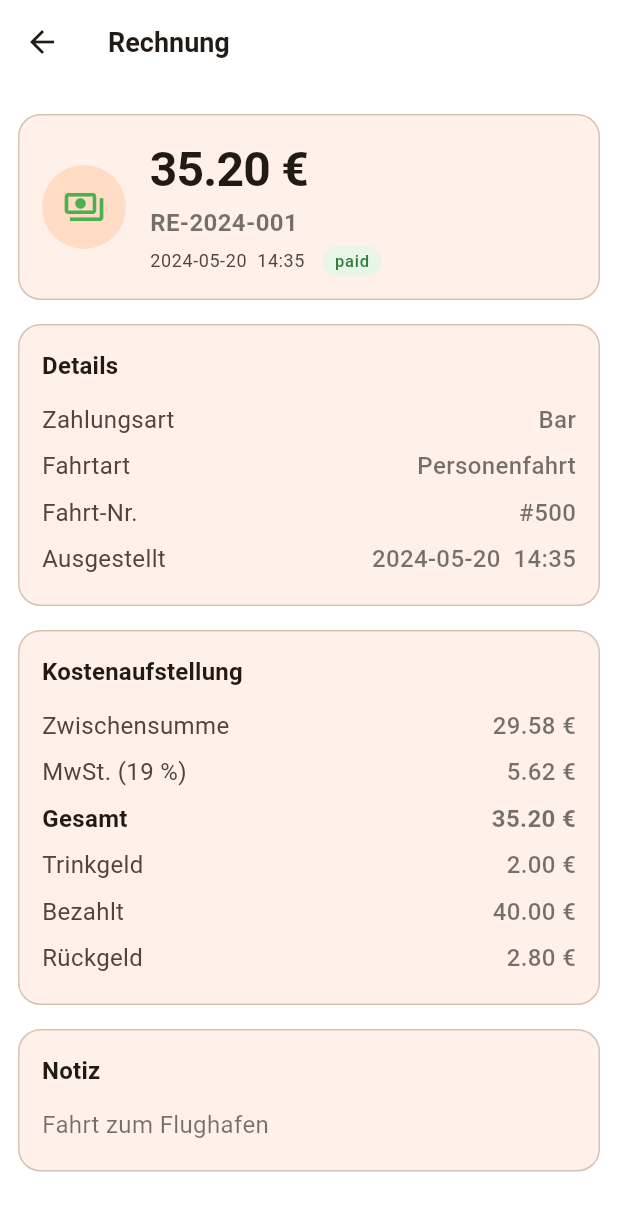
After one commit to zynqly-smartkassa/zynqly, a Flutter app: the screen it shows after launch, item 4 of the bottom bar chosen, after a tap on the "chevron right" icon, on a phone screen of 412 x 824 dp. The commit adds this screen. Shown: the top 1211 px of the screen. Run offline on Flutter 3.47's test engine with Material 3 defaults, Android fonts, the phone set to English and light mode, and no system bars; our stand-ins replace dio, flutter_riverpod.

Commit message:
feat: add receipt detail screen with dummy data

```diff
--- /dev/null
+++ b/apps/mobile/lib/features/receipts/data/models/receipt.dart
@@ -0,0 +1,86 @@
+import 'package:zynqly_mobile/features/receipts/data/models/receipt_list_dto.dart';
+
+/// Ride type as used by the receipt endpoints (`RideType` in the OpenAPI spec).
+enum ReceiptRideType {
+  errand('ERRANDTRIP'),
+  passenger('PASSENGERTRIP');
+
+  const ReceiptRideType(this.apiValue);
+
+  final String apiValue;
+
+  static ReceiptRideType fromApi(String value) => values.firstWhere(
+    (type) => type.apiValue == value,
+    orElse: () => throw FormatException('Unknown receipt ride type: $value'),
+  );
+}
+
+/// A single receipt with all details, see `Receipt` in the OpenAPI spec.
+class Receipt {
+  const Receipt({
+    required this.id,
+    required this.rideId,
+    required this.userId,
+    required this.issuedAt,
+    required this.paymentMethod,
+    required this.status,
+    required this.subtotal,
+    required this.taxRate,
+    required this.taxAmount,
+    required this.discountAmount,
+    required this.total,
+    required this.tip,
+    required this.amountPaid,
+    required this.change,
+    required this.currency,
+    required this.receiptNumber,
+    required this.rideType,
+    this.notes,
+  });
+
+  final int id;
+  final int rideId;
+  final int userId;
+  final DateTime issuedAt;
+  final PaymentMethod paymentMethod;
+  final PaymentStatus status;
+
+  /// Monetary values are only used for display, so `double` is sufficient.
+  final double subtotal;
+
+  /// Tax rate as a fraction, e.g. `0.19` for 19 %.
+  final double taxRate;
+  final double taxAmount;
+  final double discountAmount;
+  final double total;
+  final double tip;
+  final double amountPaid;
+  final double change;
+  final Currency currency;
+  final String receiptNumber;
+  final String? notes;
+  final ReceiptRideType rideType;
+
+  factory Receipt.fromJson(Map<String, dynamic> json) {
+    return Receipt(
+      id: json['id'] as int,
+      rideId: json['ride_id'] as int,
+      userId: json['user_id'] as int,
+      issuedAt: DateTime.parse(json['issuedAt'] as String),
+      paymentMethod: PaymentMethod.fromApi(json['paymentMethod'] as String),
+      status: PaymentStatus.fromApi(json['status'] as String),
+      subtotal: (json['subtotal'] as num).toDouble(),
+      taxRate: (json['taxRate'] as num).toDouble(),
+      taxAmount: (json['taxAmount'] as num).toDouble(),
+      discountAmount: (json['discountAmount'] as num).toDouble(),
+      total: (json['total'] as num).toDouble(),
+      tip: (json['tip'] as num).toDouble(),
+      amountPaid: (json['amountPaid'] as num).toDouble(),
+      change: (json['change'] as num).toDouble(),
+      currency: Currency.fromApi(json['currency'] as String),
+      receiptNumber: json['receiptNumber'] as String,
+      notes: json['notes'] as String?,
+      rideType: ReceiptRideType.fromApi(json['rideType'] as String),
+    );
+  }
+}
--- /dev/null
+++ b/apps/mobile/lib/features/receipts/presentation/receipt_formatters.dart
@@ -0,0 +1,11 @@
+import 'package:zynqly_mobile/features/receipts/data/models/receipt_list_dto.dart';
+
+String formatAmount(double amount, Currency currency) =>
+    '${amount.toStringAsFixed(2)} ${currency.symbol}';
+
+String formatDateTime(DateTime dateTime) {
+  final local = dateTime.toLocal();
+  String two(int value) => value.toString().padLeft(2, '0');
+  return '${local.year}-${two(local.month)}-${two(local.day)}  '
+      '${two(local.hour)}:${two(local.minute)}';
+}
--- /dev/null
+++ b/apps/mobile/lib/features/receipts/presentation/screens/receipt_detail_screen.dart
@@ -0,0 +1,248 @@
+import 'package:flutter/material.dart';
+import 'package:zynqly_mobile/core/theme/app_spacing.dart';
+import 'package:zynqly_mobile/features/receipts/data/dummy_receipt_details.dart';
+import 'package:zynqly_mobile/features/receipts/data/models/receipt.dart';
+import 'package:zynqly_mobile/features/receipts/presentation/receipt_formatters.dart';
+import 'package:zynqly_mobile/features/receipts/presentation/widgets/payment_method_style.dart';
+import 'package:zynqly_mobile/features/receipts/presentation/widgets/payment_status_badge.dart';
+
+class ReceiptDetailScreen extends StatelessWidget {
+  const ReceiptDetailScreen({super.key, required this.receiptId});
+
+  final int receiptId;
+
+  @override
+  Widget build(BuildContext context) {
+    // Looks up dummy data for now, to be replaced by a request to the backend.
+    final receipt = findDummyReceipt(receiptId);
+
+    return Scaffold(
+      appBar: AppBar(title: const Text('Rechnung')),
+      body: receipt == null
+          ? const Center(child: Text('Rechnung nicht gefunden'))
+          : ListView(
+              padding: const EdgeInsets.all(AppSpacing.md),
+              children: [
+                _Header(receipt: receipt),
+                _Section(
+                  title: 'Details',
+                  rows: [
+                    _Row('Zahlungsart', receipt.paymentMethod.label),
+                    _Row('Fahrtart', switch (receipt.rideType) {
+                      ReceiptRideType.passenger => 'Personenfahrt',
+                      ReceiptRideType.errand => 'Botenfahrt',
+                    }),
+                    _Row('Fahrt-Nr.', '#${receipt.rideId}'),
+                    _Row('Ausgestellt', formatDateTime(receipt.issuedAt)),
+                  ],
+                ),
+                _Section(
+                  title: 'Kostenaufstellung',
+                  rows: [
+                    _Row(
+                      'Zwischensumme',
+                      formatAmount(receipt.subtotal, receipt.currency),
+                    ),
+                    _Row(
+                      'MwSt. (${(receipt.taxRate * 100).toStringAsFixed(0)} %)',
+                      formatAmount(receipt.taxAmount, receipt.currency),
+                    ),
+                    if (receipt.discountAmount > 0)
+                      _Row(
+                        'Rabatt',
+                        '- ${formatAmount(receipt.discountAmount, receipt.currency)}',
+                      ),
+                    _Row(
+                      'Gesamt',
+                      formatAmount(receipt.total, receipt.currency),
+                      emphasized: true,
+                    ),
+                    _Row(
+                      'Trinkgeld',
+                      formatAmount(receipt.tip, receipt.currency),
+                    ),
+                    _Row(
+                      'Bezahlt',
+                      formatAmount(receipt.amountPaid, receipt.currency),
+                    ),
+                    _Row(
+                      'Rückgeld',
+                      formatAmount(receipt.change, receipt.currency),
+                    ),
+                  ],
+                ),
+                if (receipt.notes != null && receipt.notes!.isNotEmpty)
+                  _Section(title: 'Notiz', rows: [_Row.note(receipt.notes!)]),
+              ],
+            ),
+    );
+  }
+}
+
+class _Header extends StatelessWidget {
+  const _Header({required this.receipt});
+
+  final Receipt receipt;
+
+  @override
+  Widget build(BuildContext context) {
+    final theme = Theme.of(context);
+
+    return _SectionCard(
+      child: Row(
+        children: [
+          CircleAvatar(
+            radius: 28,
+            backgroundColor: theme.colorScheme.secondaryContainer,
+            child: Icon(
+              receipt.paymentMethod.icon,
+              color: receipt.paymentMethod.color,
+              size: 28,
+            ),
+          ),
+          const SizedBox(width: AppSpacing.lg),
+          Expanded(
+            child: Column(
+              crossAxisAlignment: CrossAxisAlignment.start,
+              children: [
+                Text(
+                  formatAmount(receipt.total, receipt.currency),
+                  style: theme.textTheme.headlineMedium?.copyWith(
+                    fontSize: 32,
+                    fontWeight: FontWeight.bold,
+                    color: theme.colorScheme.onSurface,
+                  ),
+                ),
+                const SizedBox(height: AppSpacing.xs),
+                Text(
+                  receipt.receiptNumber,
+                  style: theme.textTheme.bodyMedium?.copyWith(
+                    fontWeight: FontWeight.bold,
+                  ),
+                ),
+                const SizedBox(height: AppSpacing.xs),
+                Row(
+                  children: [
+                    Flexible(
+                      child: Text(
+                        formatDateTime(receipt.issuedAt),
+                        style: theme.textTheme.bodySmall?.copyWith(
+                          color: theme.colorScheme.onSurfaceVariant,
+                        ),
+                      ),
+                    ),
+                    const SizedBox(width: AppSpacing.md),
+                    PaymentStatusBadge(status: receipt.status),
+                  ],
+                ),
+              ],
+            ),
+          ),
+        ],
+      ),
+    );
+  }
+}
+
+/// Bordered card using the same style as the receipt card of the list.
+class _SectionCard extends StatelessWidget {
+  const _SectionCard({required this.child});
+
+  final Widget child;
+
+  @override
+  Widget build(BuildContext context) {
+    final theme = Theme.of(context);
+
+    return Card(
+      elevation: 0,
+      shape: RoundedRectangleBorder(
+        borderRadius: BorderRadius.circular(AppRadius.card),
+        side: BorderSide(color: theme.colorScheme.outlineVariant),
+      ),
+      margin: const EdgeInsets.symmetric(vertical: AppSpacing.sm),
+      child: Padding(
+        padding: const EdgeInsets.all(AppSpacing.lg),
+        child: child,
+      ),
+    );
+  }
+}
+
+class _Section extends StatelessWidget {
+  const _Section({required this.title, required this.rows});
+
+  final String title;
+  final List<_Row> rows;
+
+  @override
+  Widget build(BuildContext context) {
+    final theme = Theme.of(context);
+
+    return _SectionCard(
+      child: Column(
+        crossAxisAlignment: CrossAxisAlignment.start,
+        children: [
+          Text(
+            title,
+            style: theme.textTheme.titleMedium?.copyWith(
+              fontWeight: FontWeight.bold,
+            ),
+          ),
+          const SizedBox(height: AppSpacing.sm),
+          for (final row in rows) row,
+        ],
+      ),
+    );
+  }
+}
+
+class _Row extends StatelessWidget {
+  const _Row(this.label, this.value, {this.emphasized = false})
+    : isNote = false;
+
+  /// A full-width text without a label.
+  const _Row.note(this.value) : label = '', emphasized = false, isNote = true;
+
+  final String label;
+  final String value;
+  final bool emphasized;
+  final bool isNote;
+
+  @override
+  Widget build(BuildContext context) {
+    final theme = Theme.of(context);
+
+    if (isNote) {
+      return Padding(
+        padding: const EdgeInsets.symmetric(vertical: AppSpacing.xs),
+        child: Text(value, style: theme.textTheme.bodyMedium),
+      );
+    }
+
+    return Padding(
+      padding: const EdgeInsets.symmetric(vertical: AppSpacing.xs),
+      child: Row(
+        mainAxisAlignment: MainAxisAlignment.spaceBetween,
+        children: [
+          Text(
+            label,
+            style: theme.textTheme.bodyMedium?.copyWith(
+              color: emphasized
+                  ? theme.colorScheme.onSurface
+                  : theme.colorScheme.onSurfaceVariant,
+              fontWeight: emphasized ? FontWeight.bold : null,
+            ),
+          ),
+          const SizedBox(width: AppSpacing.md),
+          Text(
+            value,
+            style: theme.textTheme.bodyMedium?.copyWith(
+              fontWeight: emphasized ? FontWeight.bold : FontWeight.w500,
+            ),
+          ),
+        ],
+      ),
+    );
+  }
+}
--- a/apps/mobile/lib/features/receipts/presentation/widgets/receipt_card.dart
+++ b/apps/mobile/lib/features/receipts/presentation/widgets/receipt_card.dart
@@ -1,6 +1,9 @@
 import 'package:flutter/material.dart';
 import 'package:zynqly_mobile/core/theme/app_spacing.dart';
 import 'package:zynqly_mobile/features/receipts/data/models/receipt_list_dto.dart';
+import 'package:zynqly_mobile/features/receipts/presentation/receipt_formatters.dart';
+import 'package:zynqly_mobile/features/receipts/presentation/screens/receipt_detail_screen.dart';
+import 'package:zynqly_mobile/features/receipts/presentation/widgets/payment_method_style.dart';
 import 'package:zynqly_mobile/features/receipts/presentation/widgets/payment_status_badge.dart';
 
 class ReceiptCard extends StatelessWidget {
@@ -26,8 +29,8 @@ class ReceiptCard extends StatelessWidget {
             CircleAvatar(
               backgroundColor: theme.colorScheme.secondaryContainer,
               child: Icon(
-                _paymentIcon(receipt.paymentMethod),
-                color: theme.colorScheme.onSecondaryContainer,
+                receipt.paymentMethod.icon,
+                color: receipt.paymentMethod.color,
               ),
             ),
             const SizedBox(width: AppSpacing.lg),
@@ -36,7 +39,7 @@ class ReceiptCard extends StatelessWidget {
                 crossAxisAlignment: CrossAxisAlignment.start,
                 children: [
                   Text(
-                    _formatAmount(receipt.total, receipt.currency),
+                    formatAmount(receipt.total, receipt.currency),
                     style: TextStyle(
                       fontSize: 26,
                       color: Colors.black,
@@ -55,7 +58,7 @@ class ReceiptCard extends StatelessWidget {
                   Row(
                     children: [
                       Text(
-                        _formatDateTime(receipt.issuedAt),
+                        formatDateTime(receipt.issuedAt),
                         style: theme.textTheme.bodySmall?.copyWith(
                           color: theme.colorScheme.onSurfaceVariant,
                         ),
@@ -67,31 +70,21 @@ class ReceiptCard extends StatelessWidget {
                 ],
               ),
             ),
-            Icon(
-              Icons.chevron_right,
-              color: theme.colorScheme.outline,
-              size: 32,
+            IconButton(
+              onPressed: () => Navigator.of(context).push(
+                MaterialPageRoute<void>(
+                  builder: (_) => ReceiptDetailScreen(receiptId: receipt.id),
+                ),
+              ),
+              icon: Icon(
+                Icons.chevron_right,
+                color: theme.colorScheme.outline,
+                size: 32,
+              ),
             ),
           ],
         ),
       ),
     );
   }
-
-  static IconData _paymentIcon(PaymentMethod method) => switch (method) {
-    PaymentMethod.cash => Icons.payments_outlined,
-    PaymentMethod.card => Icons.credit_card_outlined,
-    PaymentMethod.app => Icons.smartphone_outlined,
-    PaymentMethod.other => Icons.receipt_long_outlined,
-  };
-
-  static String _formatAmount(double amount, Currency currency) =>
-      '${amount.toStringAsFixed(2)} ${currency.symbol}';
-
-  static String _formatDateTime(DateTime dateTime) {
-    final local = dateTime.toLocal();
-    String two(int value) => value.toString().padLeft(2, '0');
-    return '${local.year}-${two(local.month)}-${two(local.day)}  '
-        '${two(local.hour)}:${two(local.minute)}';
-  }
 }
```
Also changed, not shown: apps/mobile/lib/features/receipts/data/dummy_receipt_details.dart (added, +152 -0 lines), apps/mobile/lib/features/receipts/presentation/widgets/payment_method_style.dart (added, +27 -0 lines).
